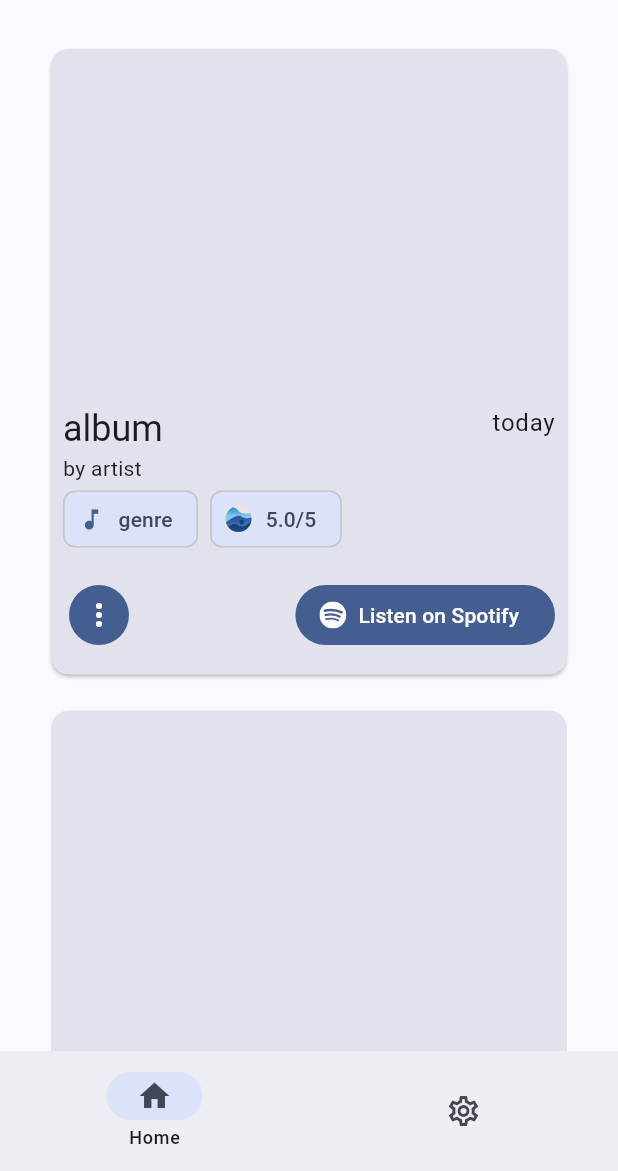
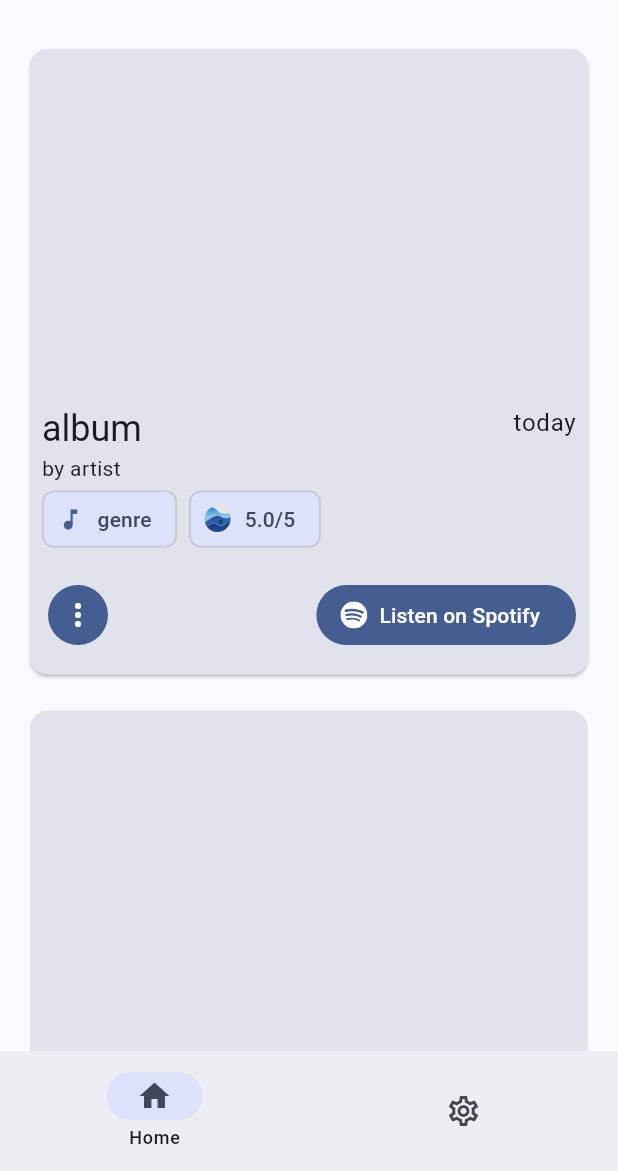
Before and after one commit to apoleon33/cradle, a Flutter app: the screen it shows after launch, on a phone screen of 412 x 824 dp, the part 65-1236 px from its top. Run offline on Flutter 3.47's test engine with Material 3 defaults, Android fonts, the phone set to English and light mode, and no system bars; our stand-ins replace dio, flutter_cache_manager, flutter_markdown, flutter_svg, share_plus, shared_preferences; missing offline and left inert: html2md; network calls fail.

Commit message:
rolled back card display for large screen

```diff
--- a/lib/widgets/albumCard/display_as_card.dart
+++ b/lib/widgets/albumCard/display_as_card.dart
@@ -34,7 +34,7 @@ class DisplayAlbumAsCard extends DisplayAlbum {
         const SizedBox(height: 16),
         Center(
           child: SizedBox(
-              width: 352,
+              width: MediaQuery.of(context).size.width - 32,
               height: 425,
               child: Card(
                   elevation: (dateIsToday(date)) ? 1 : 0,
```
